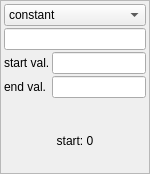
First picture: the form in analog-event.ui, repository AlbertHdz4/qplayer, before the edit.
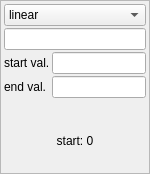
Second picture: the form after the edit.

```diff
--- a/analog-event.ui
+++ b/analog-event.ui
@@ -68,7 +68,7 @@
          <widget class="QComboBox" name="comboBox">
           <item>
            <property name="text">
-            <string>constant</string>
+            <string>linear</string>
            </property>
           </item>
           <item>
```
Left out of the diff: 2 changed lines with no effect on the pictures.
